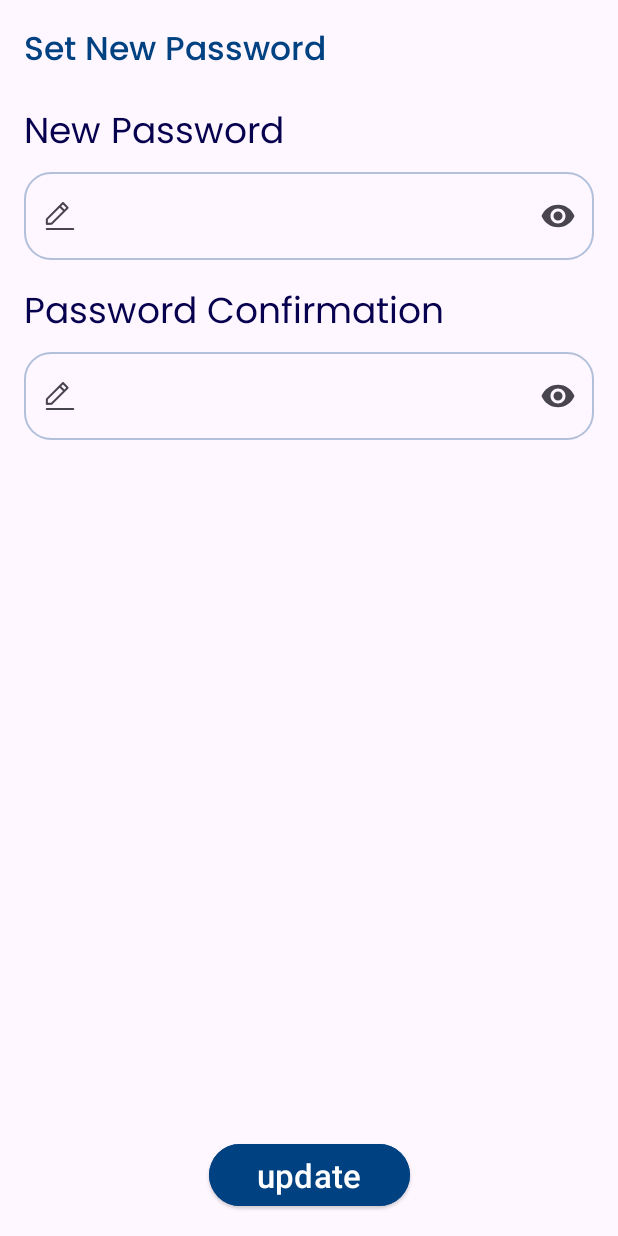
After one commit to ahmedelzek/E_Commerce, an Android app: the fragment ResetPasswordFragment placed in its activity, on a phone screen of 412 x 824 dp. The commit adds this screen. Run offline under Robolectric (Android 15) with nearby library versions, the phone set to English and light mode, and no system bars; our stand-ins replace Dagger/Hilt's generated code, Picasso, data binding; pictures from the network do not load; 1 statement that could not run was skipped.

Commit message:
Finish Reset Password Fragment

```diff
--- /dev/null
+++ b/app/src/main/java/com/example/route/e_commerce/ui/auth/fragments/reset_password/ResetPasswordContract.kt
@@ -0,0 +1,29 @@
+package com.example.route.e_commerce.ui.auth.fragments.reset_password
+
+import androidx.lifecycle.LiveData
+import kotlinx.coroutines.flow.StateFlow
+
+class ResetPasswordContract {
+    interface ResetPasswordViewModel {
+        val event: LiveData<Event>
+        val state: StateFlow<State>
+
+        fun doAction(action: Action)
+    }
+
+    sealed class Action {
+        data class UpdatePassword(val email: String) : Action()
+    }
+
+    sealed class Event
+
+    sealed class State {
+        data object Pending : State()
+
+        data object Logging : State()
+
+        data class PasswordUpdated(val token: String) : State()
+
+        data object FailedToUpdatePassword : State()
+    }
+}
--- /dev/null
+++ b/app/src/main/java/com/example/route/e_commerce/ui/auth/fragments/reset_password/ResetPasswordFragment.kt
@@ -0,0 +1,94 @@
+package com.example.route.e_commerce.ui.auth.fragments.reset_password
+
+import android.os.Bundle
+import android.view.View
+import androidx.core.view.isGone
+import androidx.fragment.app.viewModels
+import androidx.lifecycle.lifecycleScope
+import androidx.navigation.fragment.findNavController
+import androidx.navigation.fragment.navArgs
+import com.example.route.e_commerce.R
+import com.example.route.e_commerce.base.BaseFragment
+import com.example.route.e_commerce.base.showDialog
+import com.example.route.e_commerce.databinding.FragmentResetPasswordBinding
+import dagger.hilt.android.AndroidEntryPoint
+import kotlinx.coroutines.launch
+
+@AndroidEntryPoint
+class ResetPasswordFragment : BaseFragment<FragmentResetPasswordBinding, ResetPasswordViewModel>() {
+    private val mViewModel: ResetPasswordContract.ResetPasswordViewModel by viewModels<ResetPasswordViewModel>()
+    private val args: ResetPasswordFragmentArgs by navArgs()
+
+    override fun initViewModel(): ResetPasswordViewModel {
+        return mViewModel as ResetPasswordViewModel
+    }
+
+    override fun getLayoutId(): Int {
+        return R.layout.fragment_reset_password
+    }
+
+    override fun onViewCreated(
+        view: View,
+        savedInstanceState: Bundle?,
+    ) {
+        super.onViewCreated(view, savedInstanceState)
+        observeData()
+        initView()
+    }
+
+    private fun initView() {
+        with(binding) {
+            vm = viewModel
+            updatePassword.setOnClickListener {
+                viewModel.doAction(ResetPasswordContract.Action.UpdatePassword(args.userEmail))
+            }
+        }
+        binding.lifecycleOwner = this
+    }
+
+    private fun observeData() {
+        lifecycleScope.launch {
+            viewModel.state.collect { state ->
+                when (state) {
+                    ResetPasswordContract.State.FailedToUpdatePassword -> returnToLoginFragment()
+                    ResetPasswordContract.State.Logging -> showLoadingView()
+                    is ResetPasswordContract.State.PasswordUpdated -> navToLoginFragment()
+                    ResetPasswordContract.State.Pending -> showIdleView()
+                }
+            }
+        }
+    }
+
+    private fun navToLoginFragment() {
+        showIdleView()
+        showDialog(
+            message = "Password Updated Successfully",
+            posActionName = "Back To Login",
+            posActionCallBack = { findNavController().popBackStack() },
+        )
+    }
+
+    private fun showIdleView() {
+        with(binding) {
+            updatePassword.visibility = View.VISIBLE
+            loading.isGone = true
+        }
+    }
+
+    private fun showLoadingView() {
+        with(binding) {
+            loading.visibility = View.VISIBLE
+            updatePassword.isGone = true
+        }
+    }
+
+    private fun returnToLoginFragment() {
+        showDialog(
+            message = "Something went wrong",
+            posActionName = "Go Back",
+            posActionCallBack = {
+                findNavController().popBackStack()
+            },
+        )
+    }
+}
--- /dev/null
+++ b/app/src/main/java/com/example/route/e_commerce/ui/auth/fragments/reset_password/ResetPasswordViewModel.kt
@@ -0,0 +1,88 @@
+package com.example.route.e_commerce.ui.auth.fragments.reset_password
+
+import androidx.lifecycle.LiveData
+import androidx.lifecycle.MutableLiveData
+import androidx.lifecycle.viewModelScope
+import com.example.route.domain.common.Resource
+import com.example.route.domain.usecase.auth.ResetPasswordUseCase
+import com.example.route.domain.usecase.auth.ValidationUseCase
+import com.example.route.e_commerce.base.BaseViewModel
+import com.example.route.e_commerce.utils.SingleLiveEvent
+import dagger.hilt.android.lifecycle.HiltViewModel
+import kotlinx.coroutines.delay
+import kotlinx.coroutines.flow.MutableStateFlow
+import kotlinx.coroutines.flow.StateFlow
+import kotlinx.coroutines.launch
+import javax.inject.Inject
+
+@HiltViewModel
+class ResetPasswordViewModel
+    @Inject
+    constructor(
+        private val resetPasswordUseCase: ResetPasswordUseCase,
+        private val validationUseCase: ValidationUseCase,
+    ) : BaseViewModel(), ResetPasswordContract.ResetPasswordViewModel {
+        val newPassword = MutableLiveData<String>()
+        val newPasswordError = MutableLiveData<String?>()
+        val confirmNewPassword = MutableLiveData<String>()
+        val confirmNewPasswordError = MutableLiveData<String?>()
+
+        private val _event = SingleLiveEvent<ResetPasswordContract.Event>()
+        override val event: LiveData<ResetPasswordContract.Event>
+            get() = _event
+
+        private val _state =
+            MutableStateFlow<ResetPasswordContract.State>(ResetPasswordContract.State.Pending)
+        override val state: StateFlow<ResetPasswordContract.State>
+            get() = _state
+
+        override fun doAction(action: ResetPasswordContract.Action) {
+            when (action) {
+                is ResetPasswordContract.Action.UpdatePassword -> resetPassword(action.email)
+            }
+        }
+
+        private fun resetPassword(email: String) {
+            if (!isValidPassword()) return
+            viewModelScope.launch {
+                _state.emit(ResetPasswordContract.State.Logging)
+                delay(1000)
+                resetPasswordUseCase(email, newPassword.value!!).collect { resource ->
+                    when (resource) {
+                        is Resource.Success -> {
+                            _state.emit(ResetPasswordContract.State.PasswordUpdated(resource.data!!))
+                        }
+
+                        else -> {
+                            extractViewMessage(resource)?.let {
+                                _state.emit(ResetPasswordContract.State.FailedToUpdatePassword)
+                            }
+                        }
+                    }
+                }
+            }
+        }
+
+        private fun isValidPassword(): Boolean {
+            var isValid = true
+            if (!validationUseCase.isValidPassword(newPassword.value)) {
+                newPasswordError.value =
+                    "Password should be 8 char, Your password cannot contain any of the following characters: ~!@#\$%^&*()_+-=[]{}|;:',./<>? "
+                isValid = false
+            } else {
+                newPasswordError.value = null
+            }
+
+            if (!validationUseCase.isValidConfirmPassword(
+                    newPassword.value,
+                    confirmNewPassword.value,
+                )
+            ) {
+                confirmNewPasswordError.value = "Password don't match"
+                isValid = false
+            } else {
+                confirmNewPasswordError.value = null
+            }
+            return isValid
+        }
+    }
--- /dev/null
+++ b/app/src/main/res/layout/fragment_reset_password.xml
@@ -0,0 +1,151 @@
+<?xml version="1.0" encoding="utf-8"?>
+<layout xmlns:android="http://schemas.android.com/apk/res/android"
+    xmlns:app="http://schemas.android.com/apk/res-auto"
+    xmlns:tools="http://schemas.android.com/tools">
+
+    <data>
+
+        <variable
+            name="vm"
+            type="com.example.route.e_commerce.ui.auth.fragments.reset_password.ResetPasswordViewModel" />
+    </data>
+
+    <androidx.constraintlayout.widget.ConstraintLayout
+        android:layout_width="match_parent"
+        android:layout_height="match_parent"
+        android:padding="16dp"
+        tools:context=".ui.userAuthentication.fragments.resetPassword.ResetPasswordFragment">
+
+        <TextView
+            android:id="@+id/change_password_message"
+            android:layout_width="match_parent"
+            android:layout_height="wrap_content"
+            android:fontFamily="@font/poppins_medium"
+            android:text="@string/set_new_password"
+            android:textColor="@color/blue"
+            android:textSize="22sp"
+            app:layout_constraintTop_toTopOf="parent" />
+
+        <LinearLayout
+            android:id="@+id/new_password_section"
+            android:layout_width="match_parent"
+            android:layout_height="wrap_content"
+            android:layout_marginTop="16dp"
+            android:orientation="vertical"
+            app:layout_constraintTop_toBottomOf="@id/change_password_message">
+
+            <TextView
+                android:layout_width="wrap_content"
+                android:layout_height="wrap_content"
+                android:fontFamily="@font/poppins_regular"
+                android:text="@string/new_password"
+                android:textColor="@color/DarkBlue"
+                android:textSize="24sp" />
+
+            <com.google.android.material.textfield.TextInputLayout
+                android:id="@+id/password_layout"
+                android:layout_width="match_parent"
+                android:layout_height="wrap_content"
+                android:textAlignment="viewStart"
+                app:boxCornerRadiusBottomEnd="18dp"
+                app:boxCornerRadiusBottomStart="18dp"
+                app:boxCornerRadiusTopEnd="18dp"
+                app:boxCornerRadiusTopStart="18dp"
+                app:boxStrokeColor="@color/selector_outlined"
+                app:endIconMode="password_toggle"
+                app:errorEnabled="@{vm.newPasswordError == null ? false : true}"
+                app:error="@{vm.newPasswordError}"
+                app:startIconDrawable="@drawable/edit_icon_size">
+
+                <com.google.android.material.textfield.TextInputEditText
+                    android:id="@+id/password_edt"
+                    android:layout_width="match_parent"
+                    android:layout_height="wrap_content"
+                    android:autofillHints="@string/enter_your_password"
+                    android:fontFamily="@font/poppins_regular"
+                    android:inputType="textPassword"
+                    android:text="@={vm.newPassword}"
+                    android:textColor="@color/black"
+                    android:textSize="14sp" />
+            </com.google.android.material.textfield.TextInputLayout>
+        </LinearLayout>
+
+        <LinearLayout
+            android:layout_width="match_parent"
+            android:layout_height="wrap_content"
+            android:layout_marginTop="16dp"
+            android:orientation="vertical"
+            app:layout_constraintTop_toBottomOf="@id/new_password_section">
+
+            <TextView
+                android:layout_width="wrap_content"
+                android:layout_height="wrap_content"
+                android:fontFamily="@font/poppins_regular"
+                android:text="@string/password_confirmation"
+                android:textColor="@color/DarkBlue"
+                android:textSize="24sp" />
+
+            <com.google.android.material.textfield.TextInputLayout
+                android:id="@+id/confirm_password_layout"
+                android:layout_width="match_parent"
+                android:layout_height="wrap_content"
+                android:textAlignment="viewStart"
+                app:boxCornerRadiusBottomEnd="18dp"
+                app:boxCornerRadiusBottomStart="18dp"
+                app:boxCornerRadiusTopEnd="18dp"
+                app:boxCornerRadiusTopStart="18dp"
+                app:boxStrokeColor="@color/selector_outlined"
+                app:endIconMode="password_toggle"
+                app:errorEnabled="@{vm.confirmNewPasswordError == null ? false : true}"
+                app:errorMessage="@{vm.confirmNewPasswordError}"
+                app:startIconDrawable="@drawable/edit_icon_size">
+
+                <com.google.android.material.textfield.TextInputEditText
+                    android:id="@+id/password_confirmation_edt"
+                    android:layout_width="match_parent"
+                    android:layout_height="wrap_content"
+                    android:autofillHints="@string/password_confirmation"
+                    android:fontFamily="@font/poppins_regular"
+                    android:inputType="textPassword"
+                    android:text="@={vm.confirmNewPassword}"
+                    android:textColor="@color/black"
+                    android:textSize="14sp" />
+            </com.google.android.material.textfield.TextInputLayout>
+        </LinearLayout>
+
+        <androidx.constraintlayout.widget.ConstraintLayout
+            android:layout_width="match_parent"
+            android:layout_height="wrap_content"
+            android:layout_marginTop="16dp"
+            app:layout_constraintBottom_toBottomOf="parent">
+
+
+            <com.google.android.material.button.MaterialButton
+                android:id="@+id/update_password"
+                style="@style/Widget.Material3.Button.ElevatedButton"
+                android:layout_width="wrap_content"
+                android:layout_height="wrap_content"
+                android:backgroundTint="@color/blue"
+                android:paddingHorizontal="32dp"
+                android:text="@string/update"
+                android:textColor="@color/white"
+                android:textSize="22sp"
+                app:layout_constraintEnd_toEndOf="parent"
+                app:layout_constraintHorizontal_bias="0.5"
+                app:layout_constraintStart_toStartOf="parent"
+                app:layout_constraintTop_toTopOf="parent" />
+
+            <com.google.android.material.progressindicator.CircularProgressIndicator
+                android:id="@+id/loading"
+                android:layout_width="wrap_content"
+                android:layout_height="wrap_content"
+                android:layout_marginTop="16dp"
+                android:indeterminate="true"
+                android:visibility="gone"
+                app:layout_constraintEnd_toEndOf="parent"
+                app:layout_constraintHorizontal_bias="0.5"
+                app:layout_constraintStart_toStartOf="parent"
+                app:layout_constraintTop_toTopOf="parent" />
+        </androidx.constraintlayout.widget.ConstraintLayout>
+    </androidx.constraintlayout.widget.ConstraintLayout>
+</layout>
--- a/app/src/main/res/navigation/auth_nav_graph.xml
+++ b/app/src/main/res/navigation/auth_nav_graph.xml
@@ -35,4 +35,14 @@
             app:popUpTo="@id/forgetPasswordBottomDialogFragment"
             app:popUpToInclusive="true" />
     </dialog>
+
+    <fragment
+        android:id="@+id/resetPasswordFragment"
+        android:name="com.example.route.e_commerce.ui.auth.fragments.reset_password.ResetPasswordFragment"
+        android:label="fragment_reset_password"
+        tools:layout="@layout/fragment_reset_password">
+        <argument
+            android:name="userEmail"
+            app:argType="string" />
+    </fragment>
 </navigation>
--- a/app/src/main/res/values/strings.xml
+++ b/app/src/main/res/values/strings.xml
@@ -47,4 +47,7 @@
     <string name="sign_in">Sign in</string>
     <string name="forgot_password">Forgot Password?</string>
     <string name="send_code">send code</string>
+    <string name="set_new_password">Set New Password</string>
+    <string name="new_password">New Password</string>
+    <string name="update">update</string>
 </resources>
```
